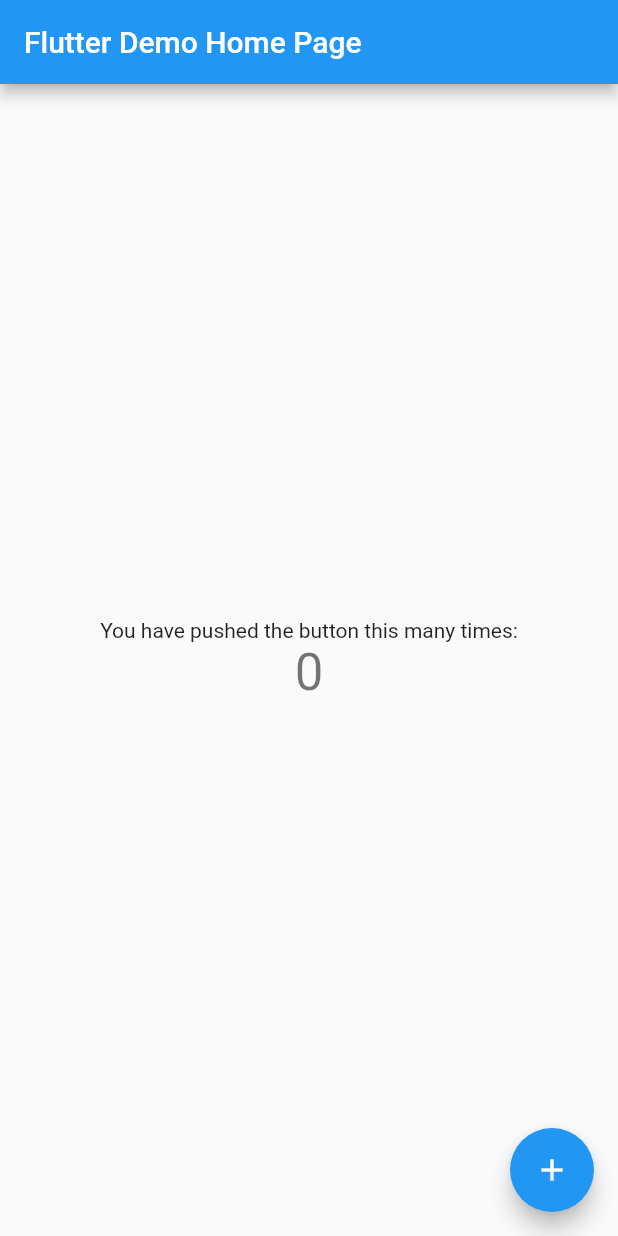
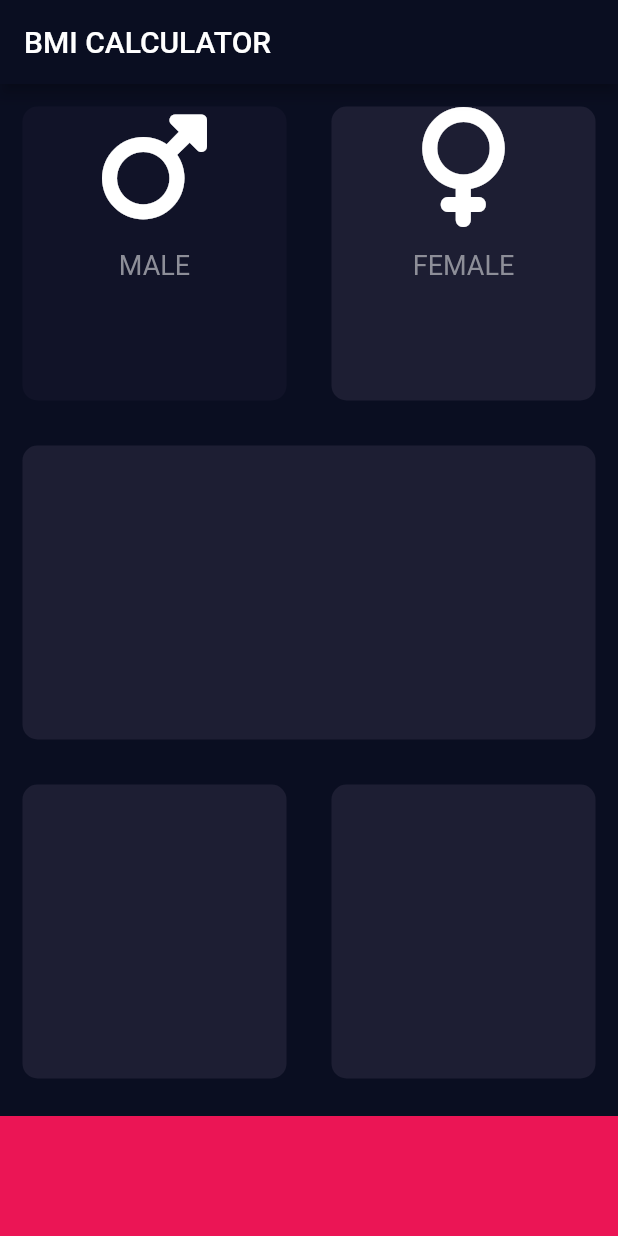
Before and after one commit to sertactoroz/flutter_bmi_calculator, a Flutter app: the screen it shows after launch, on a phone screen of 412 x 824 dp. Run offline on Flutter 3.47's test engine with Material 2 defaults, Android fonts, the light colour scheme and no system bars; our stand-ins replace font_awesome_flutter.

Commit message:
reusable card and input page added

```diff
--- /dev/null
+++ b/lib/icon_content.dart
@@ -0,0 +1,31 @@
+import 'package:flutter/material.dart';
+
+const labelTextStyle = TextStyle(
+  fontSize: 18.0,
+  color: Color(0xFF8D8E98),
+);
+
+class IconContent extends StatelessWidget {
+  IconContent(this.icon, this.label);
+
+  final IconData icon;
+  final String label;
+  @override
+  Widget build(BuildContext context) {
+    return Column(
+      children: <Widget>[
+        Icon(
+          icon,
+          size: 80.0,
+        ),
+        SizedBox(
+          height: 15.0,
+        ),
+        Text(
+          label,
+          style: labelTextStyle,
+        ),
+      ],
+    );
+  }
+}
--- /dev/null
+++ b/lib/input_page.dart
@@ -0,0 +1,109 @@
+import 'package:flutter/material.dart';
+import 'package:font_awesome_flutter/font_awesome_flutter.dart';
+import 'icon_content.dart';
+import 'reusable_card.dart';
+
+const bottomContainerHeight = 80.0;
+const activeCardColour = Color(0xFF1D1E33);
+const inactiveCardColour = Color(0xFF111328);
+const bottomContainerColour = Color(0xFFEB1555);
+
+class InputPage extends StatefulWidget {
+  @override
+  _InputPageState createState() => _InputPageState();
+}
+
+/// INPUT PAGE STATE
+class _InputPageState extends State<InputPage> {
+  Color maleCardColour = inactiveCardColour;
+  Color femaleCardColour = inactiveCardColour;
+
+  void updateColour(int gender) {
+    if (gender == 1) {
+      if (maleCardColour == inactiveCardColour) {
+        maleCardColour = activeCardColour;
+        femaleCardColour = inactiveCardColour;
+      } else {
+        maleCardColour = inactiveCardColour;
+      }
+    }
+
+    if (gender == 2) {
+      if (femaleCardColour == inactiveCardColour) {
+        femaleCardColour = activeCardColour;
+        maleCardColour = inactiveCardColour;
+      } else {
+        femaleCardColour = inactiveCardColour;
+      }
+    }
+  }
+
+  @override
+  Widget build(BuildContext context) {
+    return Scaffold(
+      appBar: AppBar(
+        title: Text('BMI CALCULATOR'),
+      ),
+      body: SafeArea(
+        child: Column(
+          children: [
+            Expanded(
+              child: Row(
+                children: [
+                  Expanded(
+                    child: GestureDetector(
+                      onTap: () {
+                        setState(() {
+                          updateColour(1);
+                        });
+                      },
+                      child: ReusableCard(
+                        inactiveCardColour,
+                        IconContent(FontAwesomeIcons.mars, 'MALE'),
+                      ),
+                    ),
+                  ),
+                  Expanded(
+                      child: GestureDetector(
+                    onTap: () {
+                      setState(() {
+                        updateColour(2);
+                      });
+                    },
+                    child: ReusableCard(
+                      activeCardColour,
+                      IconContent(FontAwesomeIcons.venus, 'FEMALE'),
+                    ),
+                  )),
+                ],
+              ),
+            ),
+            Expanded(
+              child: ReusableCard(
+                activeCardColour,
+              ),
+            ),
+            Expanded(
+              child: Row(
+                children: [
+                  Expanded(
+                    child: ReusableCard(activeCardColour),
+                  ),
+                  Expanded(
+                    child: ReusableCard(activeCardColour),
+                  ),
+                ],
+              ),
+            ),
+            Container(
+              color: bottomContainerColour,
+              margin: EdgeInsets.only(top: 10.0),
+              width: double.infinity,
+              height: bottomContainerHeight,
+            )
+          ],
+        ),
+      ),
+    );
+  }
+}
--- a/lib/main.dart
+++ b/lib/main.dart
@@ -1,115 +1,26 @@
 import 'package:flutter/material.dart';
+import 'input_page.dart';
 
-void main() {
-  runApp(const MyApp());
-}
+void main() => runApp(BMICalculator());
 
-class MyApp extends StatelessWidget {
-  const MyApp({super.key});
-
-  // This widget is the root of your application.
+/// BMI CALCULATOR
+class BMICalculator extends StatelessWidget {
   @override
   Widget build(BuildContext context) {
     return MaterialApp(
-      title: 'Flutter Demo',
-      theme: ThemeData(
-        // This is the theme of your application.
-        //
-        // Try running your application with "flutter run". You'll see the
-        // application has a blue toolbar. Then, without quitting the app, try
-        // changing the primarySwatch below to Colors.green and then invoke
-        // "hot reload" (press "r" in the console where you ran "flutter run",
-        // or simply save your changes to "hot reload" in a Flutter IDE).
-        // Notice that the counter didn't reset back to zero; the application
-        // is not restarted.
-        primarySwatch: Colors.blue,
+      theme: ThemeData.dark().copyWith(
+        brightness: Brightness.dark,
+        // Define the default brightness and colors.
+        appBarTheme: AppBarTheme(color: Color(0xFF0A0E21)),
+        // Define the default font family.
+        scaffoldBackgroundColor: Color(0xFF0A0E21),
+        // Define the default `TextTheme`. Use this to specify the default
+        textTheme: TextTheme(
+          bodyLarge: TextStyle(color: Colors.green),
+        ),
+// text styling for headlines, titles, bodies of text, and more.
       ),
-      home: const MyHomePage(title: 'Flutter Demo Home Page'),
+      home: InputPage(),
     );
   }
 }
-
-class MyHomePage extends StatefulWidget {
-  const MyHomePage({super.key, required this.title});
-
-  // This widget is the home page of your application. It is stateful, meaning
-  // that it has a State object (defined below) that contains fields that affect
-  // how it looks.
-
-  // This class is the configuration for the state. It holds the values (in this
-  // case the title) provided by the parent (in this case the App widget) and
-  // used by the build method of the State. Fields in a Widget subclass are
-  // always marked "final".
-
-  final String title;
-
-  @override
-  State<MyHomePage> createState() => _MyHomePageState();
-}
-
-class _MyHomePageState extends State<MyHomePage> {
-  int _counter = 0;
-
-  void _incrementCounter() {
-    setState(() {
-      // This call to setState tells the Flutter framework that something has
-      // changed in this State, which causes it to rerun the build method below
-      // so that the display can reflect the updated values. If we changed
-      // _counter without calling setState(), then the build method would not be
-      // called again, and so nothing would appear to happen.
-      _counter++;
-    });
-  }
-
-  @override
-  Widget build(BuildContext context) {
-    // This method is rerun every time setState is called, for instance as done
-    // by the _incrementCounter method above.
-    //
-    // The Flutter framework has been optimized to make rerunning build methods
-    // fast, so that you can just rebuild anything that needs updating rather
-    // than having to individually change instances of widgets.
-    return Scaffold(
-      appBar: AppBar(
-        // Here we take the value from the MyHomePage object that was created by
-        // the App.build method, and use it to set our appbar title.
-        title: Text(widget.title),
-      ),
-      body: Center(
-        // Center is a layout widget. It takes a single child and positions it
-        // in the middle of the parent.
-        child: Column(
-          // Column is also a layout widget. It takes a list of children and
-          // arranges them vertically. By default, it sizes itself to fit its
-          // children horizontally, and tries to be as tall as its parent.
-          //
-          // Invoke "debug painting" (press "p" in the console, choose the
-          // "Toggle Debug Paint" action from the Flutter Inspector in Android
-          // Studio, or the "Toggle Debug Paint" command in Visual Studio Code)
-          // to see the wireframe for each widget.
-          //
-          // Column has various properties to control how it sizes itself and
-          // how it positions its children. Here we use mainAxisAlignment to
-          // center the children vertically; the main axis here is the vertical
-          // axis because Columns are vertical (the cross axis would be
-          // horizontal).
-          mainAxisAlignment: MainAxisAlignment.center,
-          children: <Widget>[
-            const Text(
-              'You have pushed the button this many times:',
-            ),
-            Text(
-              '$_counter',
-              style: Theme.of(context).textTheme.headlineMedium,
-            ),
-          ],
-        ),
-      ),
-      floatingActionButton: FloatingActionButton(
-        onPressed: _incrementCounter,
-        tooltip: 'Increment',
-        child: const Icon(Icons.add),
-      ), // This trailing comma makes auto-formatting nicer for build methods.
-    );
-  }
-}
--- /dev/null
+++ b/lib/reusable_card.dart
@@ -0,0 +1,19 @@
+import 'package:flutter/material.dart';
+
+class ReusableCard extends StatelessWidget {
+  ReusableCard(this.colour, [this.cardChild]);
+
+  final Color colour;
+  final Widget? cardChild;
+  @override
+  Widget build(BuildContext context) {
+    return Container(
+      margin: const EdgeInsets.all(15.0),
+      decoration: BoxDecoration(
+        color: colour,
+        borderRadius: BorderRadius.circular(10.0),
+      ),
+      child: cardChild,
+    );
+  }
+}
--- a/pubspec.yaml
+++ b/pubspec.yaml
@@ -35,6 +35,7 @@
   # The following adds the Cupertino Icons font to your application.
   # Use with the CupertinoIcons class for iOS style icons.
   cupertino_icons: ^1.0.2
+  font_awesome_flutter: ^10.4.0
 
 dev_dependencies:
   flutter_test:
```
Also changed, not shown: flutter_01.png (added), flutter_02.png (added), pubspec.lock, 1 other file.
